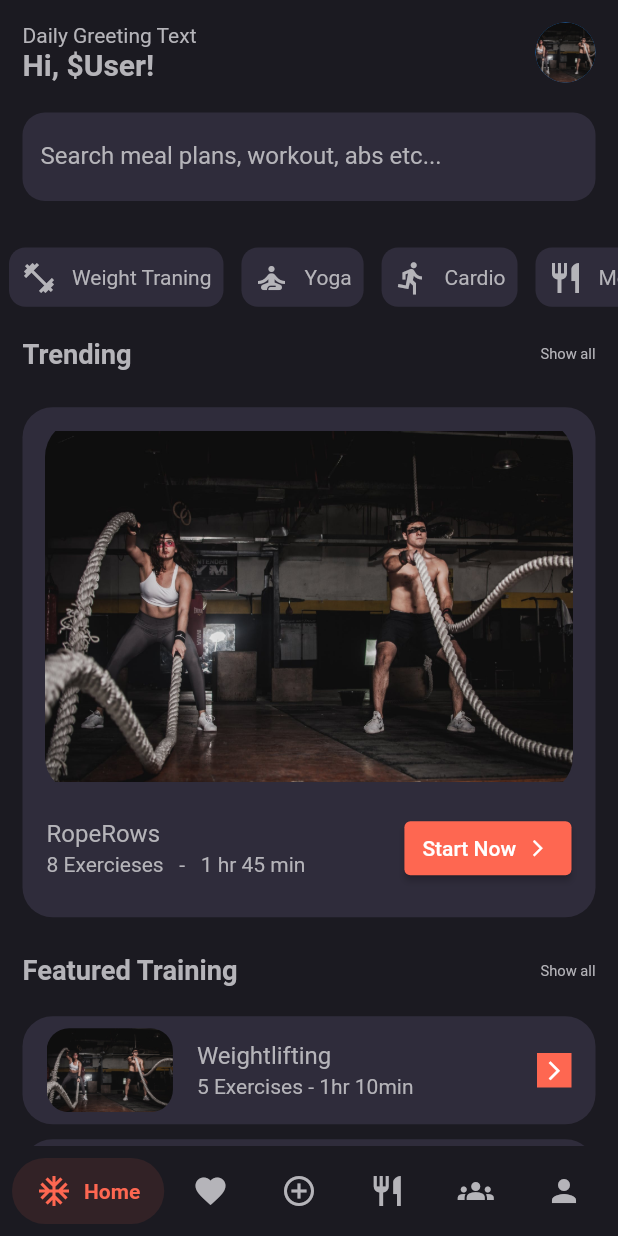
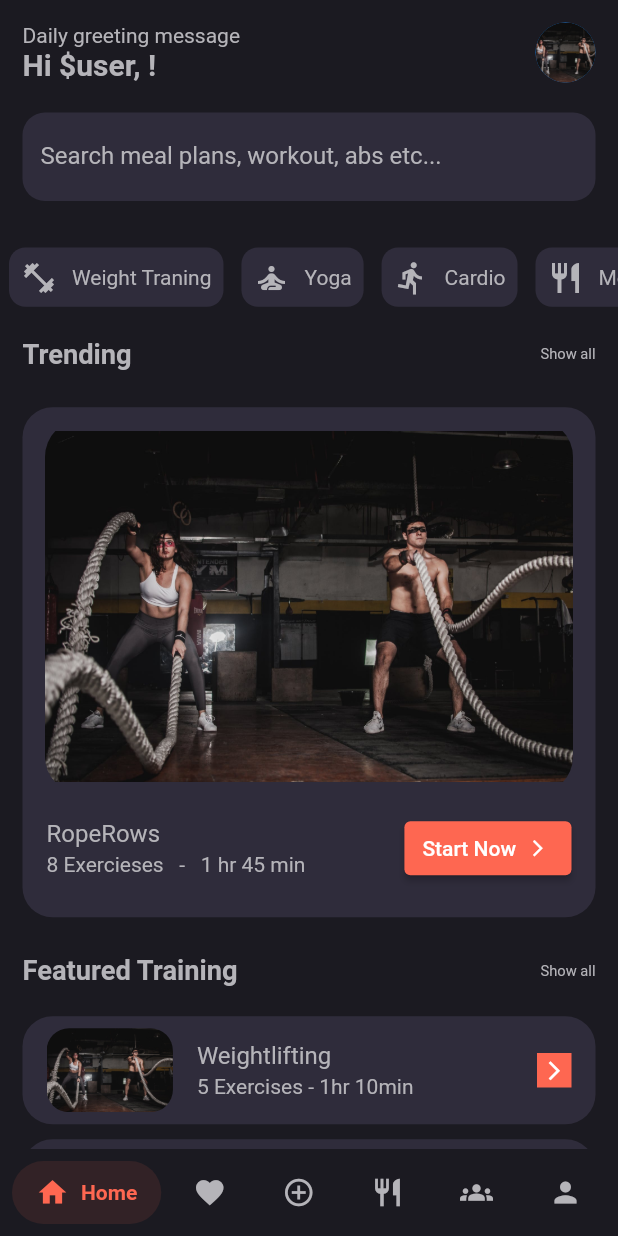
Before and after one commit to ColtonDevAcc/FitStack.ioApp-depricated, a Flutter app: the screen it shows after launch, on a phone screen of 412 x 824 dp. Run offline on Flutter 3.47's test engine with Material 2 defaults, Android fonts, the phone set to English and light mode, and no system bars; drawn by our look-alikes of salomon_bottom_bar.

Commit message:
profile and navigation

```diff
--- a/lib/views/home/homeView.dart
+++ b/lib/views/home/homeView.dart
@@ -13,6 +13,7 @@ class _HomeViewState extends State<HomeView> {
   @override
   Widget build(BuildContext context) {
     double _screenHeight = MediaQuery.of(context).size.height.toDouble();
+    // ignore: unused_local_variable
     double _screenWidth = MediaQuery.of(context).size.width.toDouble();
     TextEditingController _searchcontroller = TextEditingController();
 
@@ -31,8 +32,8 @@ class _HomeViewState extends State<HomeView> {
                         Column(
                           crossAxisAlignment: CrossAxisAlignment.start,
                           children: [
-                            Text('Daily Greeting Text', style: TextStyle(color: Apptheme.mainTextColor)),
-                            Text('Hi, \$User!', style: TextStyle(color: Apptheme.mainTextColor, fontWeight: FontWeight.bold, fontSize: 20)),
+                            Text('Daily greeting message ', style: TextStyle(color: Apptheme.mainTextColor)),
+                            Text('Hi \$user, !', style: TextStyle(color: Apptheme.mainTextColor, fontWeight: FontWeight.bold, fontSize: 20)),
                           ],
                         ),
                         CircleAvatar(
--- a/lib/views/mainView.dart
+++ b/lib/views/mainView.dart
@@ -2,6 +2,7 @@ import 'package:flutter/cupertino.dart';
 import 'package:flutter/material.dart';
 import 'package:salomon_bottom_bar/salomon_bottom_bar.dart';
 import 'package:workify/theme/theme.dart';
+import 'package:workify/views/mealPlanView.dart';
 import 'package:workify/views/profileView.dart';
 import 'package:workify/views/savedView.dart';
 import 'package:workify/views/startWorkoutView.dart';
@@ -16,38 +17,44 @@ class MainView extends StatefulWidget {
 }
 
 class _MainViewState extends State<MainView> {
+  var _currentIndex = 0;
   @override
   Widget build(BuildContext context) {
-    var _currentIndex = 0;
+    void changeTabs({index: int}) {
+      setState(() {
+        _currentIndex = index;
+      });
+    }
+
     final List<Widget> _children = [
       HomeView(),
       SavedView(),
       StartWorkoutView(),
+      MealPlanView(),
       TrainerView(),
       ProfileView(),
     ];
 
     return Scaffold(
+      body: _children[_currentIndex],
       backgroundColor: Apptheme.mainBackgroundColor,
       bottomNavigationBar: SalomonBottomBar(
         selectedItemColor: Apptheme.mainButonColor,
         unselectedItemColor: Apptheme.mainTextColor,
         currentIndex: _currentIndex,
-        onTap: (i) {
-          setState(() {
-            _currentIndex = i;
-          });
+        onTap: (index) {
+          changeTabs(index: index);
+          print(_children[_currentIndex]);
         },
         items: [
-          SalomonBottomBarItem(icon: Icon(Icons.ac_unit), title: Text('Home')),
-          SalomonBottomBarItem(icon: Icon(Icons.favorite), title: Text('Saved')),
-          SalomonBottomBarItem(icon: Icon(Icons.control_point), title: Text('Start')),
-          SalomonBottomBarItem(icon: Icon(Icons.restaurant), title: Text('Meal Plan')),
-          SalomonBottomBarItem(icon: Icon(Icons.groups), title: Text('Trainers')),
-          SalomonBottomBarItem(icon: Icon(Icons.person), title: Text('Profile')),
+          SalomonBottomBarItem(icon: Icon(Icons.home, size: 22), title: Text('Home')),
+          SalomonBottomBarItem(icon: Icon(Icons.favorite, size: 22), title: Text('Saved')),
+          SalomonBottomBarItem(icon: Icon(Icons.control_point, size: 22), title: Text('Start')),
+          SalomonBottomBarItem(icon: Icon(Icons.restaurant, size: 22), title: Text('Nutrition')),
+          SalomonBottomBarItem(icon: Icon(Icons.groups, size: 22), title: Text('Trainers')),
+          SalomonBottomBarItem(icon: Icon(Icons.person, size: 22), title: Text('Profile')),
         ],
       ),
-      body: _children[_currentIndex],
     );
   }
 }
```
Also changed, not shown: lib/views/profileView.dart (+83 -1 lines), pubspec.lock.
